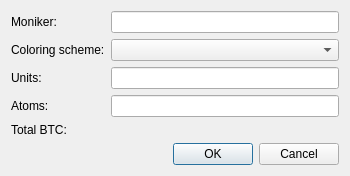
Above: ui/forms/issuedialog.ui from chromaway/ngcccbase before the change. Below: the same form after it.
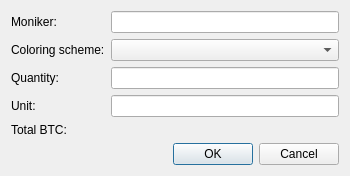
That is the form after the change.

Commit message: some improves - rename asset to assets - rename labels in new issue dialog - correct cleaning background for QLineEdit

Diff of the .ui file:
```diff
--- a/ui/forms/issuedialog.ui
+++ b/ui/forms/issuedialog.ui
@@ -47,14 +47,14 @@
    <item row="2" column="0">
     <widget class="QLabel" name="label_3">
      <property name="text">
-      <string>Units:</string>
+      <string>Quantity:</string>
      </property>
     </widget>
    </item>
    <item row="3" column="0">
     <widget class="QLabel" name="label_4">
      <property name="text">
-      <string>Atoms:</string>
+      <string>Unit:</string>
      </property>
     </widget>
    </item>
```
The commit also changes 6 other files.
